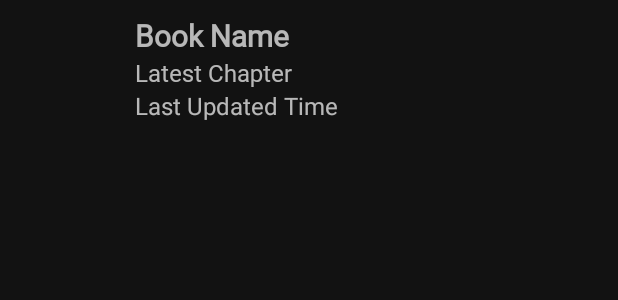
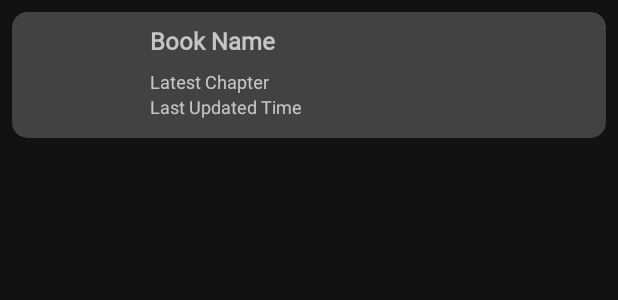
Before and after one commit to kyboon/KindlePusher, an Android app: the layout item_book.xml on its own in the app's theme, with its tools: preview values and no code run, on a phone screen of 412 x 824 dp. Shown: the top 300 px of the screen. Run offline under Robolectric (Android 15) with nearby library versions, the phone set to English and light mode, and no system bars.

Commit message:
Modified appearance

```diff
--- a/app/src/main/java/com/kyboon/kindlepusher/DataAdapters/BookAdapter.java
+++ b/app/src/main/java/com/kyboon/kindlepusher/Adapters/BookAdapter.java
@@ -1,4 +1,4 @@
-package com.kyboon.kindlepusher.DataAdapters;
+package com.kyboon.kindlepusher.Adapters;
 
 import android.content.Context;
 import android.graphics.Bitmap;
@@ -7,6 +7,7 @@ import android.net.Uri;
 import android.support.annotation.NonNull;
 import android.support.v4.graphics.drawable.RoundedBitmapDrawable;
 import android.support.v4.graphics.drawable.RoundedBitmapDrawableFactory;
+import android.support.v7.widget.CardView;
 import android.support.v7.widget.RecyclerView;
 import android.view.LayoutInflater;
 import android.view.View;
@@ -32,12 +33,14 @@ public class BookAdapter extends RecyclerView.Adapter<BookAdapter.BookViewHolder
     private Context context;
 
     public static class BookViewHolder extends RecyclerView.ViewHolder {
+        CardView cardView;
         ImageView ivCover;
         TextView tvTitle;
         TextView tvLastChapter;
         TextView tvLastUpdated;
         public BookViewHolder(View view) {
             super(view);
+            cardView = view.findViewById(R.id.card);
             ivCover = view.findViewById(R.id.ivBookCover);
             tvTitle = view.findViewById(R.id.tvBookTitle);
             tvLastChapter = view.findViewById(R.id.tvLatestChapter);
@@ -83,7 +86,7 @@ public class BookAdapter extends RecyclerView.Adapter<BookAdapter.BookViewHolder
 
             }
         });
-        bookViewHolder.tvTitle.setOnClickListener(new View.OnClickListener() {
+        bookViewHolder.cardView.setOnClickListener(new View.OnClickListener() {
             @Override
             public void onClick(View v) {
                 callback.selectedBook(book.id, bookViewHolder.ivCover, bookViewHolder.tvTitle);
--- a/app/src/main/java/com/kyboon/kindlepusher/DataAdapters/ChapterAdapter.java
+++ b/app/src/main/java/com/kyboon/kindlepusher/Adapters/ChapterAdapter.java
@@ -1,4 +1,4 @@
-package com.kyboon.kindlepusher.DataAdapters;
+package com.kyboon.kindlepusher.Adapters;
 
 import android.support.annotation.NonNull;
 import android.support.v7.widget.RecyclerView;
--- a/app/src/main/java/com/kyboon/kindlepusher/BookSummaryActivity.java
+++ b/app/src/main/java/com/kyboon/kindlepusher/BookSummaryActivity.java
@@ -20,7 +20,6 @@ import android.view.Window;
 import android.view.WindowManager;
 import android.widget.AdapterView;
 import android.widget.ArrayAdapter;
-import android.widget.Button;
 import android.widget.ImageButton;
 import android.widget.ImageView;
 import android.widget.ProgressBar;
@@ -29,7 +28,7 @@ import android.widget.Spinner;
 import android.widget.TextView;
 
 import com.kyboon.kindlepusher.CustomUI.LockableScrollView;
-import com.kyboon.kindlepusher.DataAdapters.ChapterAdapter;
+import com.kyboon.kindlepusher.Adapters.ChapterAdapter;
 import com.kyboon.kindlepusher.DataTypes.Book;
 import com.kyboon.kindlepusher.DataTypes.BookSource;
 import com.kyboon.kindlepusher.DataTypes.ChapterSource;
--- a/app/src/main/java/com/kyboon/kindlepusher/RankingFragment.java
+++ b/app/src/main/java/com/kyboon/kindlepusher/RankingFragment.java
@@ -1,6 +1,5 @@
 package com.kyboon.kindlepusher;
 
-import android.content.Context;
 import android.content.Intent;
 import android.os.Bundle;
 import android.support.annotation.NonNull;
@@ -18,7 +17,7 @@ import android.view.View;
 import android.view.ViewGroup;
 import android.widget.ProgressBar;
 
-import com.kyboon.kindlepusher.DataAdapters.BookAdapter;
+import com.kyboon.kindlepusher.Adapters.BookAdapter;
 import com.kyboon.kindlepusher.DataTypes.Book;
 import com.kyboon.kindlepusher.DataTypes.Ranking;
 
--- a/app/src/main/java/com/kyboon/kindlepusher/StoreFragment.java
+++ b/app/src/main/java/com/kyboon/kindlepusher/StoreFragment.java
@@ -15,7 +15,7 @@ import android.view.View;
 import android.view.ViewGroup;
 import android.widget.ProgressBar;
 
-import com.kyboon.kindlepusher.DataAdapters.BookAdapter;
+import com.kyboon.kindlepusher.Adapters.BookAdapter;
 import com.kyboon.kindlepusher.DataTypes.Book;
 import com.kyboon.kindlepusher.DataTypes.Chapter;
 import com.kyboon.kindlepusher.DataTypes.ChapterSource;
--- a/app/src/main/res/layout/fragment_ranking.xml
+++ b/app/src/main/res/layout/fragment_ranking.xml
@@ -7,6 +7,12 @@
     <LinearLayout
         android:layout_width="match_parent"
         android:layout_height="match_parent"
+        android:orientation="vertical">
+
+        <LinearLayout
+            android:layout_width="match_parent"
+            android:layout_height="wrap_content"
+            android:elevation="10dp"
             android:orientation="vertical">
 
             <android.support.design.chip.ChipGroup
@@ -41,6 +47,7 @@
                 android:layout_margin="8dp"
                 app:singleLine="true"
                 app:singleSelection="true" />
+        </LinearLayout>
 
         <android.support.v7.widget.RecyclerView
             android:id="@+id/rvBook"
--- a/app/src/main/res/layout/item_book.xml
+++ b/app/src/main/res/layout/item_book.xml
@@ -2,46 +2,64 @@
 <android.support.constraint.ConstraintLayout xmlns:android="http://schemas.android.com/apk/res/android"
     xmlns:app="http://schemas.android.com/apk/res-auto"
     android:layout_width="match_parent"
-    android:layout_height="120dp">
+    android:layout_height="100dp">
+
+    <android.support.v7.widget.CardView
+        android:id="@+id/card"
+        android:layout_width="match_parent"
+        android:layout_height="match_parent"
+        android:layout_margin="8dp"
+        app:cardCornerRadius="10dp"
+        app:cardElevation="1dp">
+
+        <RelativeLayout
+            android:layout_width="match_parent"
+            android:layout_height="match_parent">
 
             <ImageView
                 android:id="@+id/ivBookCover"
-        android:layout_width="80dp"
+                android:layout_width="68dp"
                 android:layout_height="match_parent"
-        android:layout_margin="10dp"
-        android:transitionName="cover"
-        app:layout_constraintLeft_toLeftOf="parent"
-        app:layout_constraintTop_toTopOf="parent" />
+                android:layout_alignParentLeft="true"
+                android:layout_centerVertical="true"
+                android:layout_margin="8dp"
+                android:scaleType="fitCenter"
+                android:transitionName="cover" />
 
             <TextView
                 android:id="@+id/tvBookTitle"
-        android:layout_width="wrap_content"
+                android:layout_width="match_parent"
                 android:layout_height="wrap_content"
+                android:layout_margin="8dp"
+                android:layout_toRightOf="@id/ivBookCover"
                 android:fontFamily="@font/fzyh_bold"
                 android:text="Book Name"
-        android:textSize="20sp"
+                android:textSize="16sp"
                 android:textStyle="bold"
-        android:transitionName="title"
-        app:layout_constraintLeft_toRightOf="@id/ivBookCover"
-        app:layout_constraintTop_toTopOf="@id/ivBookCover" />
+                android:transitionName="title" />
 
             <TextView
                 android:id="@+id/tvLatestChapter"
-        android:layout_width="wrap_content"
+                android:layout_width="match_parent"
                 android:layout_height="wrap_content"
+                android:layout_below="@id/tvBookTitle"
+                android:layout_marginLeft="8dp"
+                android:layout_marginRight="8dp"
+                android:layout_toRightOf="@id/ivBookCover"
                 android:fontFamily="@font/fzyh_regular"
                 android:text="Latest Chapter"
-        android:textSize="16sp"
-        app:layout_constraintLeft_toRightOf="@id/ivBookCover"
-        app:layout_constraintTop_toBottomOf="@id/tvBookTitle" />
+                android:textSize="12sp" />
 
             <TextView
                 android:id="@+id/tvLastUpdated"
                 android:layout_width="wrap_content"
                 android:layout_height="wrap_content"
+                android:layout_below="@id/tvLatestChapter"
+                android:layout_marginLeft="8dp"
+                android:layout_toRightOf="@id/ivBookCover"
                 android:text="Last Updated Time"
-        android:textSize="16sp"
-        app:layout_constraintLeft_toRightOf="@id/ivBookCover"
-        app:layout_constraintTop_toBottomOf="@id/tvLatestChapter" />
+                android:textSize="12sp" />
+        </RelativeLayout>
+    </android.support.v7.widget.CardView>
 
 </android.support.constraint.ConstraintLayout>
```
Lines whose indentation alone changed are shown as unchanged.
